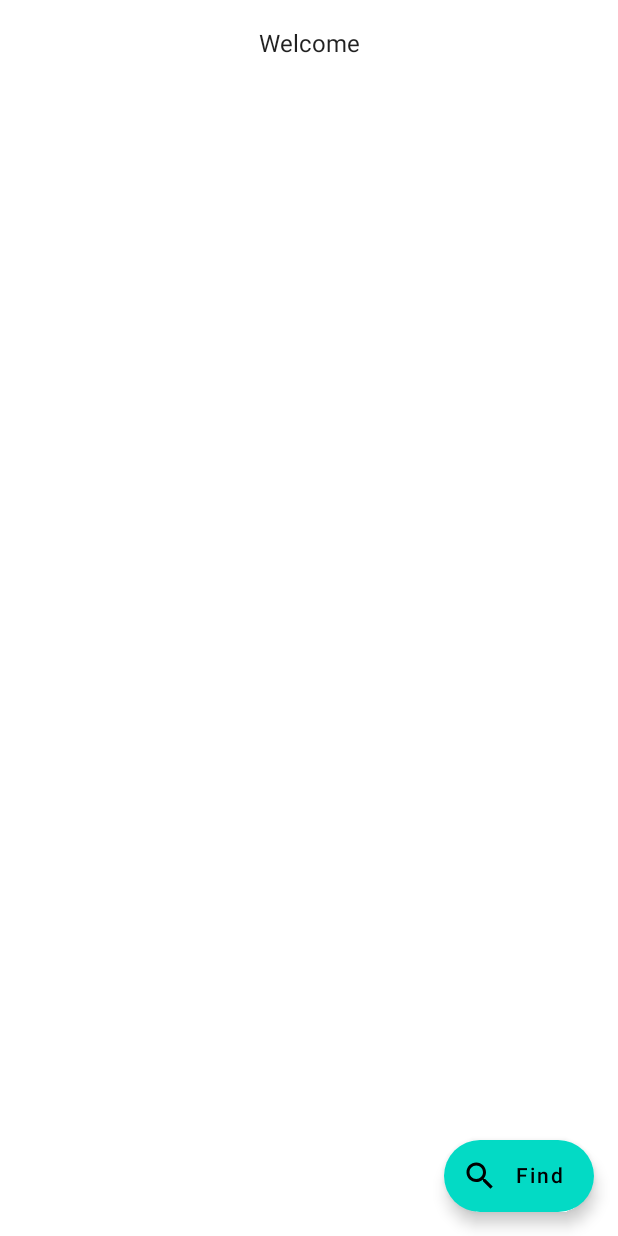
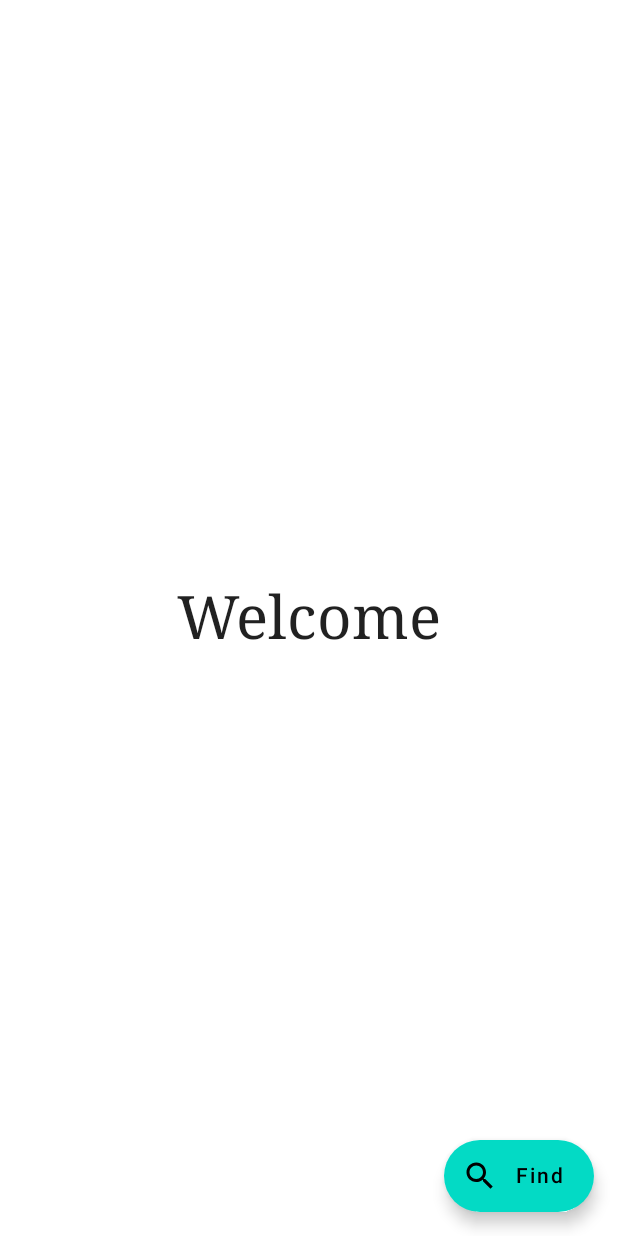
Before and after one commit to EldarOru/SberTestApp, an Android app built with Jetpack Compose: the screen it shows after launch (MainActivity), on a phone screen of 412 x 824 dp. Run offline under Robolectric (Android 15) with nearby library versions, the phone set to English and light mode, and no system bars; our stand-ins replace Dagger/Hilt's generated code, livedata-compose; pictures from the network do not load.

Commit message:
refactoring and change desigh

```diff
--- a/app/src/main/java/com/example/sbertestapp/App.kt
+++ b/app/src/main/java/com/example/sbertestapp/App.kt
@@ -5,16 +5,17 @@ import com.example.sbertestapp.di.AppComponent
 import com.example.sbertestapp.di.AppModule
 import com.example.sbertestapp.di.DaggerAppComponent
 
-class App : Application() {
+class App : Application(), ProvideInjection {
 
-    lateinit var appComponent: AppComponent
-
-    override fun onCreate() {
-        super.onCreate()
-
-        appComponent = DaggerAppComponent
+    override fun handle(): AppComponent {
+        return DaggerAppComponent
             .builder()
             .appModule(AppModule(context = this))
             .build()
     }
 }
+
+interface ProvideInjection{
+
+    fun handle(): AppComponent
+}
--- a/app/src/main/java/com/example/sbertestapp/data/datasource/net/RemoteDataSourceImpl.kt
+++ b/app/src/main/java/com/example/sbertestapp/data/datasource/net/RemoteDataSourceImpl.kt
@@ -1,11 +1,11 @@
 package com.example.sbertestapp.data.datasource.net
 
+import com.example.sbertestapp.data.models.PhotoModel
 import com.example.sbertestapp.ui.handleerror.NoConnectionException
 import com.example.sbertestapp.ui.handleerror.ServiceUnavailableException
-import com.example.sbertestapp.data.models.PhotoModel
 import java.net.UnknownHostException
 
-class RemoteDataSourceImpl(private val retrofitService: RetrofitService):
+class RemoteDataSourceImpl(private val retrofitService: RetrofitService) :
     RemoteDataSource<PhotoModel> {
 
     override suspend fun getListData(): List<PhotoModel> {
--- a/app/src/main/java/com/example/sbertestapp/data/datasource/net/RetrofitClient.kt
+++ b/app/src/main/java/com/example/sbertestapp/data/datasource/net/RetrofitClient.kt
@@ -4,11 +4,11 @@ import retrofit2.Retrofit
 import retrofit2.converter.gson.GsonConverterFactory
 
 class RetrofitClient {
-    val retrofitServices: RetrofitService by lazy{
+    val retrofitServices: RetrofitService by lazy {
         Retrofit.Builder()
             .baseUrl("https://api.unsplash.com")
             .addConverterFactory(GsonConverterFactory.create())
             .build()
             .create(RetrofitService::class.java)
-        }
+    }
 }
--- a/app/src/main/java/com/example/sbertestapp/data/datasource/net/RetrofitService.kt
+++ b/app/src/main/java/com/example/sbertestapp/data/datasource/net/RetrofitService.kt
@@ -12,7 +12,8 @@ interface RetrofitService {
     ): List<PhotoModel>
 
     companion object {
-        //todo hide key
+        //todo hide key in local properties
+        //but for now let it be here
         const val CLIENT_ID = "kbdLo5fTjxscbcPFhGoKZSve1Jry7YK69UhT-KVDKFY"
     }
 }
--- /dev/null
+++ b/app/src/main/java/com/example/sbertestapp/data/models/Mapper.kt
@@ -0,0 +1,6 @@
+package com.example.sbertestapp.data.models
+
+interface Mapper<T> {
+
+    fun map(): T
+}
--- a/app/src/main/java/com/example/sbertestapp/di/AppModule.kt
+++ b/app/src/main/java/com/example/sbertestapp/di/AppModule.kt
@@ -6,6 +6,7 @@ import com.example.sbertestapp.ui.entities.Photo
 import com.example.sbertestapp.ui.viewmodels.ViewModelFactory
 import dagger.Module
 import dagger.Provides
+import javax.inject.Singleton
 
 @Module
 class AppModule(private val context: Context) {
@@ -14,6 +15,7 @@ class AppModule(private val context: Context) {
     fun provideContext() = context
 
     @Provides
+    @Singleton
     fun provideMainViewModelFactory(interactor: Interactor<List<Photo>>): ViewModelFactory {
         return ViewModelFactory(interactor)
     }
--- a/app/src/main/java/com/example/sbertestapp/di/MainModule.kt
+++ b/app/src/main/java/com/example/sbertestapp/di/MainModule.kt
@@ -54,7 +54,10 @@ class MainModule {
 
     @Provides
     @Singleton
-    fun provideInteractor(repository: Repository<PhotoModel>, failureHandler: FailureHandler): Interactor<List<Photo>> {
+    fun provideInteractor(
+        repository: Repository<PhotoModel>,
+        failureHandler: FailureHandler
+    ): Interactor<List<Photo>> {
         return InteractorImpl(repository, failureHandler)
     }
 }
--- a/app/src/main/java/com/example/sbertestapp/domain/interactors/InteractorImpl.kt
+++ b/app/src/main/java/com/example/sbertestapp/domain/interactors/InteractorImpl.kt
@@ -6,7 +6,6 @@ import com.example.sbertestapp.data.repositories.Repository
 import com.example.sbertestapp.ui.entities.Photo
 import com.example.sbertestapp.ui.entities.State
 
-//TODO ИСПРАВИТЬ
 class InteractorImpl(
     private val repository: Repository<PhotoModel>,
     private val handler: FailureHandler
@@ -14,7 +13,7 @@ class InteractorImpl(
 
     override suspend fun getDataState(): State<List<Photo>> {
         return try {
-            State.Loaded(repository.getListData().map { it.toMap() })
+            State.Loaded(repository.getListData().map { it.map() })
         } catch (e: Exception) {
             State.Error(handler.handle(e))
         }
--- a/app/src/main/java/com/example/sbertestapp/ui/activities/MainActivity.kt
+++ b/app/src/main/java/com/example/sbertestapp/ui/activities/MainActivity.kt
@@ -1,7 +1,6 @@
 package com.example.sbertestapp.ui.activities
 
 import android.os.Bundle
-import android.util.Log
 import androidx.activity.ComponentActivity
 import androidx.activity.compose.setContent
 import androidx.compose.foundation.Image
@@ -15,28 +14,26 @@ import androidx.compose.material.icons.filled.Search
 import androidx.compose.runtime.Composable
 import androidx.compose.runtime.getValue
 import androidx.compose.runtime.livedata.observeAsState
-import androidx.compose.runtime.remember
 import androidx.compose.ui.Alignment
 import androidx.compose.ui.Modifier
+import androidx.compose.ui.graphics.Color.Companion.Black
 import androidx.compose.ui.graphics.Color.Companion.Blue
 import androidx.compose.ui.graphics.Color.Companion.Gray
 import androidx.compose.ui.layout.ContentScale
-import androidx.compose.ui.platform.LocalContext
+import androidx.compose.ui.res.painterResource
+import androidx.compose.ui.res.stringResource
+import androidx.compose.ui.text.font.FontFamily
 import androidx.compose.ui.text.style.TextAlign
 import androidx.compose.ui.unit.dp
+import androidx.compose.ui.unit.sp
 import androidx.lifecycle.ViewModelProvider
 import coil.compose.rememberAsyncImagePainter
-import com.example.sbertestapp.App
-import com.example.sbertestapp.data.datasource.net.RemoteDataSourceImpl
-import com.example.sbertestapp.data.datasource.net.RetrofitClient
-import com.example.sbertestapp.data.repositories.RepositoryImpl
-import com.example.sbertestapp.domain.interactors.InteractorImpl
-import com.example.sbertestapp.ui.viewmodels.MainViewModel
+import com.example.sbertestapp.ProvideInjection
+import com.example.sbertestapp.R
 import com.example.sbertestapp.ui.entities.Photo
 import com.example.sbertestapp.ui.entities.State
-import com.example.sbertestapp.ui.appresources.ResourceManagerImpl
-import com.example.sbertestapp.ui.handleerror.FailureFactory
 import com.example.sbertestapp.ui.theme.SberTestAppTheme
+import com.example.sbertestapp.ui.viewmodels.MainViewModel
 import com.example.sbertestapp.ui.viewmodels.ViewModelFactory
 import javax.inject.Inject
 
@@ -45,16 +42,15 @@ class MainActivity : ComponentActivity() {
     @Inject
     lateinit var vmFactory: ViewModelFactory
 
-    lateinit var viewModel: MainViewModel<Photo>
+    private lateinit var viewModel: MainViewModel<Photo>
 
     override fun onCreate(savedInstanceState: Bundle?) {
         super.onCreate(savedInstanceState)
-        (applicationContext as App).appComponent.inject(this)
 
-        viewModel = ViewModelProvider(this, vmFactory)
-            .get(MainViewModel::class.java) as MainViewModel<Photo>
+        (applicationContext as ProvideInjection).handle().inject(this)
 
-        viewModel.init()
+        viewModel = (ViewModelProvider(this, vmFactory)
+            .get(MainViewModel::class.java) as MainViewModel<Photo>)
 
         setContent {
             Main(viewModel)
@@ -63,19 +59,8 @@ class MainActivity : ComponentActivity() {
 }
 
 @Composable
-fun Main(viewModel: MainViewModel<Photo>) {
+private fun Main(viewModel: MainViewModel<Photo>) {
     SberTestAppTheme {
-
-        /*
-        val remoteDataSourceImpl = RemoteDataSourceImpl(RetrofitClient().retrofitServices)
-        val repositoryImpl = RepositoryImpl(remoteDataSourceImpl)
-        val resourceManagerImpl = ResourceManagerImpl(context = LocalContext.current)
-        val handler = FailureFactory(resourceManagerImpl)
-        val interactorImpl = InteractorImpl(repositoryImpl, handler)
-        val viewModel = MainViewModel(interactorImpl).also { it.init() }
-
-         */
-
         val state by viewModel.liveData.observeAsState()
 
         Scaffold(
@@ -89,7 +74,7 @@ fun Main(viewModel: MainViewModel<Photo>) {
 }
 
 @Composable
-fun SetState(s: State<List<Photo>>, viewModel: MainViewModel<Photo>) {
+private fun SetState(s: State<List<Photo>>, viewModel: MainViewModel<Photo>) {
     when (s) {
         is State.Error<List<Photo>> -> ErrorState(s.getErrorMessage())
         is State.Loaded<List<Photo>> -> LoadedState(s.getData(), viewModel)
@@ -100,32 +85,37 @@ fun SetState(s: State<List<Photo>>, viewModel: MainViewModel<Photo>) {
 }
 
 @Composable
-fun PhotoCard(photo: Photo, viewModel: MainViewModel<Photo>) {
+private fun PhotoCard(photo: Photo, viewModel: MainViewModel<Photo>) {
     Column(
         verticalArrangement = Arrangement.Center,
         horizontalAlignment = Alignment.CenterHorizontally,
         modifier = Modifier
             .fillMaxWidth()
-            .padding(20.dp)
-            .clickable {
-                viewModel.deleteItem(photo)
-            }
+            .padding(bottom = 10.dp)
     ) {
         Image(
             painter = rememberAsyncImagePainter(photo.url),
             contentDescription = null,
             modifier = Modifier.size(300.dp),
-            contentScale = ContentScale.Fit
+            contentScale = ContentScale.Crop
         )
+        Image(
+            painter = painterResource(id = R.drawable.ic_baseline_delete_24),
+            contentDescription = "delete",
+            Modifier
+                .clickable {
+                    viewModel.deleteItem(photo)
+                }
+                .size(50.dp)
+        )
+        Divider(color = Black, thickness = 1.dp)
     }
 }
 
 @Composable
-fun LoadedState(state: List<Photo>, viewModel: MainViewModel<Photo>) {
-    val photos = remember { state }
-    Log.d("KEK", photos.toString())
+private fun LoadedState(state: List<Photo>, viewModel: MainViewModel<Photo>) {
     LazyColumn(
-        contentPadding = PaddingValues(horizontal = 16.dp, vertical = 8.dp)
+        contentPadding = PaddingValues(vertical = 16.dp)
     ) {
         items(
             items = state
@@ -136,27 +126,21 @@ fun LoadedState(state: List<Photo>, viewModel: MainViewModel<Photo>) {
 }
 
 @Composable
-fun ErrorState(error: String) {
-    Column(
-        verticalArrangement = Arrangement.Center,
-        horizontalAlignment = Alignment.CenterHorizontally,
+private fun ErrorState(error: String) {
+    Text(
+        text = error,
+        fontSize = 40.sp,
+        fontFamily = FontFamily.Serif,
+        textAlign = TextAlign.Center,
         modifier = Modifier
             .fillMaxWidth()
-            .padding(20.dp)
-    ) {
-        Text(
-            text = error,
-            textAlign = TextAlign.Center,
-            modifier = Modifier
-                .width(150.dp)
-                .height(150.dp)
-                .fillMaxWidth()
-        )
-    }
+            .fillMaxHeight()
+            .wrapContentHeight(Alignment.CenterVertically)
+    )
 }
 
 @Composable
-fun LoadState() {
+private fun LoadState() {
     Column(modifier = Modifier.fillMaxWidth()) {
         LinearProgressIndicator(
             modifier = Modifier
@@ -169,30 +153,24 @@ fun LoadState() {
 }
 
 @Composable
-fun DefaultState() {
-    Column(
-        verticalArrangement = Arrangement.Center,
-        horizontalAlignment = Alignment.CenterHorizontally,
+private fun DefaultState() {
+    Text(
+        text = stringResource(R.string.welcome),
+        fontSize = 40.sp,
+        fontFamily = FontFamily.Serif,
+        textAlign = TextAlign.Center,
         modifier = Modifier
             .fillMaxWidth()
-            .padding(20.dp)
-    ) {
-        Text(
-            text = "Welcome",
-            textAlign = TextAlign.Center,
-            modifier = Modifier
-                .width(150.dp)
-                .height(150.dp)
-                .fillMaxWidth()
-        )
-    }
+            .fillMaxHeight()
+            .wrapContentHeight(Alignment.CenterVertically)
+    )
 }
 
 @Composable
 fun FloatingActionButton(viewModel: MainViewModel<Photo>) {
     return ExtendedFloatingActionButton(
         icon = { Icon(Icons.Filled.Search, contentDescription = "Find") },
-        text = { Text("Find") },
+        text = { Text(stringResource(R.string.find)) },
         onClick = { viewModel.fetchData() }
     )
 }
--- a/app/src/main/java/com/example/sbertestapp/ui/viewmodels/AbstractViewModel.kt
+++ b/app/src/main/java/com/example/sbertestapp/ui/viewmodels/AbstractViewModel.kt
@@ -17,8 +17,6 @@ abstract class AbstractViewModel<T>(
     val liveData: LiveData<State<List<T>>>
         get() = mutableLiveData
 
-    abstract fun init()
-
     abstract fun fetchData()
 
     abstract fun deleteItem(item: T)
--- a/app/src/main/java/com/example/sbertestapp/ui/viewmodels/MainViewModel.kt
+++ b/app/src/main/java/com/example/sbertestapp/ui/viewmodels/MainViewModel.kt
@@ -10,9 +10,13 @@ import kotlinx.coroutines.launch
 class MainViewModel<T>(
     interactor: Interactor<List<T>>,
     dispatcher: CoroutineDispatcher = Dispatchers.Main
-): AbstractViewModel<T>(
+) : AbstractViewModel<T>(
     interactor, dispatcher
-){
+) {
+
+    init {
+        mutableLiveData.value = State.Default()
+    }
 
     override fun fetchData() {
         viewModelScope.launch(dispatcher) {
@@ -23,14 +27,9 @@ class MainViewModel<T>(
         }
     }
 
-    override fun init() {
-        mutableLiveData.value = State.Default()
-    }
-
     override fun deleteItem(item: T) {
         if (mutableLiveData.value is State.Loaded<List<T>>) {
             val list = (mutableLiveData.value as State.Loaded<List<T>>).getData()
-
             mutableLiveData.value = State.Loaded(list.filter { it != item }.toList())
         }
     }
--- a/app/src/main/java/com/example/sbertestapp/ui/viewmodels/ViewModelFactory.kt
+++ b/app/src/main/java/com/example/sbertestapp/ui/viewmodels/ViewModelFactory.kt
@@ -7,7 +7,7 @@ import com.example.sbertestapp.ui.entities.Photo
 
 class ViewModelFactory(
     private val interactor: Interactor<List<Photo>>
-): ViewModelProvider.Factory {
+) : ViewModelProvider.Factory {
 
     override fun <T : ViewModel> create(modelClass: Class<T>): T {
         return MainViewModel(
--- /dev/null
+++ b/app/src/main/res/drawable/ic_baseline_delete_24.xml
@@ -0,0 +1,5 @@
+<vector android:height="24dp" android:tint="#000000"
+    android:viewportHeight="24" android:viewportWidth="24"
+    android:width="24dp" xmlns:android="http://schemas.android.com/apk/res/android">
+    <path android:fillColor="@android:color/white" android:pathData="M6,19c0,1.1 0.9,2 2,2h8c1.1,0 2,-0.9 2,-2V7H6v12zM19,4h-3.5l-1,-1h-5l-1,1H5v2h14V4z"/>
+</vector>
--- a/app/src/main/res/values/strings.xml
+++ b/app/src/main/res/values/strings.xml
@@ -3,4 +3,6 @@
     <string name="no_connection">No internet connection</string>
     <string name="service_unavailable">Service in unavailable</string>
     <string name="generic_fail_message">Error</string>
+    <string name="find">Find</string>
+    <string name="welcome">Welcome</string>
 </resources>
```
Also changed, not shown: app/src/main/java/com/example/sbertestapp/data/models/PhotoModel.kt (+2 -7 lines).
